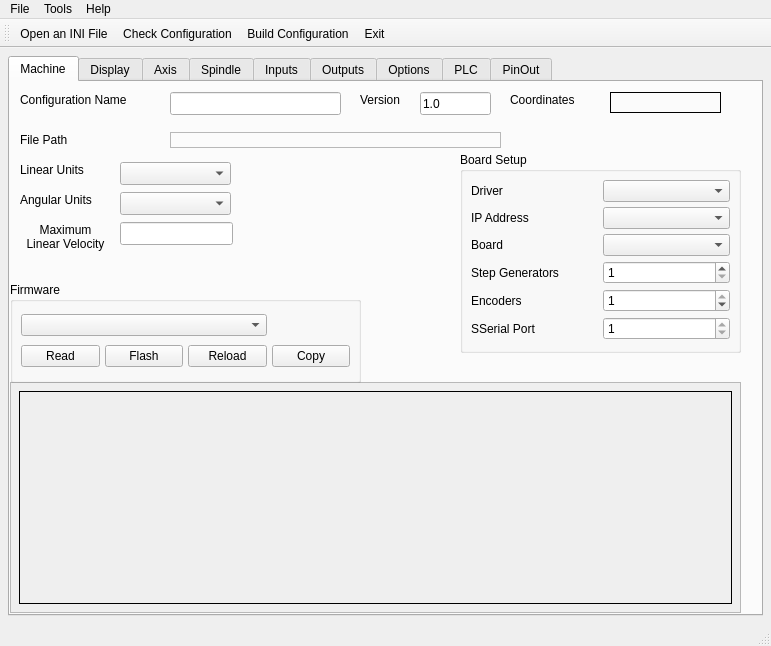
snelweg/7i96, file 7i96.ui: the form before one commit.
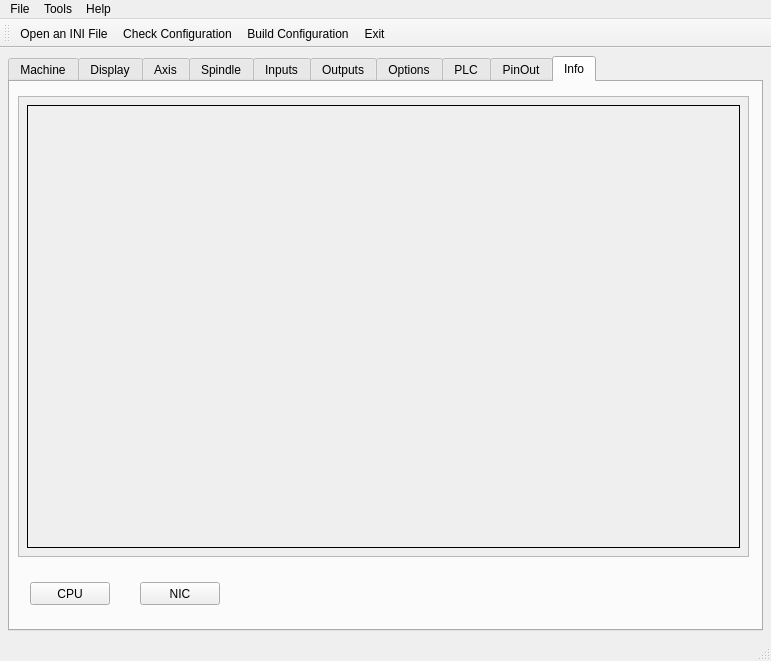
The form after the commit. The open tabs and pages were chosen to show the change.

Commit message: add cpu and nic info page

Diff of the .ui file:
```diff
--- a/7i96.ui
+++ b/7i96.ui
@@ -7,7 +7,7 @@
     <x>0</x>
     <y>0</y>
     <width>771</width>
-    <height>646</height>
+    <height>661</height>
    </rect>
   </property>
   <property name="windowTitle">
@@ -6164,6 +6164,81 @@
         <string>PinOut</string>
        </attribute>
       </widget>
+      <widget class="QWidget" name="tab_2">
+       <attribute name="title">
+        <string>Info</string>
+       </attribute>
+       <widget class="QScrollArea" name="scrollArea_2">
+        <property name="geometry">
+         <rect>
+          <x>8</x>
+          <y>14</y>
+          <width>731</width>
+          <height>461</height>
+         </rect>
+        </property>
+        <property name="widgetResizable">
+         <bool>true</bool>
+        </property>
+        <widget class="QWidget" name="scrollAreaWidgetContents_2">
+         <property name="geometry">
+          <rect>
+           <x>0</x>
+           <y>0</y>
+           <width>729</width>
+           <height>459</height>
+          </rect>
+         </property>
+         <layout class="QGridLayout" name="gridLayout_38">
+          <item row="0" column="0">
+           <widget class="QLabel" name="infoLB">
+            <property name="frameShape">
+             <enum>QFrame::Box</enum>
+            </property>
+            <property name="text">
+             <string/>
+            </property>
+            <property name="alignment">
+             <set>Qt::AlignLeading|Qt::AlignLeft|Qt::AlignTop</set>
+            </property>
+           </widget>
+          </item>
+         </layout>
+        </widget>
+       </widget>
+       <widget class="QPushButton" name="cpuPB">
+        <property name="geometry">
+         <rect>
+          <x>20</x>
+          <y>500</y>
+          <width>80</width>
+          <height>23</height>
+         </rect>
+        </property>
+        <property name="toolTip">
+         <string>Central Processing Unit</string>
+        </property>
+        <property name="text">
+         <string>CPU</string>
+        </property>
+       </widget>
+       <widget class="QPushButton" name="nicPB">
+        <property name="geometry">
+         <rect>
+          <x>130</x>
+          <y>500</y>
+          <width>80</width>
+          <height>23</height>
+         </rect>
+        </property>
+        <property name="toolTip">
+         <string>&lt;html&gt;&lt;head/&gt;&lt;body&gt;&lt;p&gt;Network Interface Card&lt;/p&gt;&lt;/body&gt;&lt;/html&gt;</string>
+        </property>
+        <property name="text">
+         <string>NIC</string>
+        </property>
+       </widget>
+      </widget>
      </widget>
     </item>
    </layout>
```
The commit also changes 2 other files.
